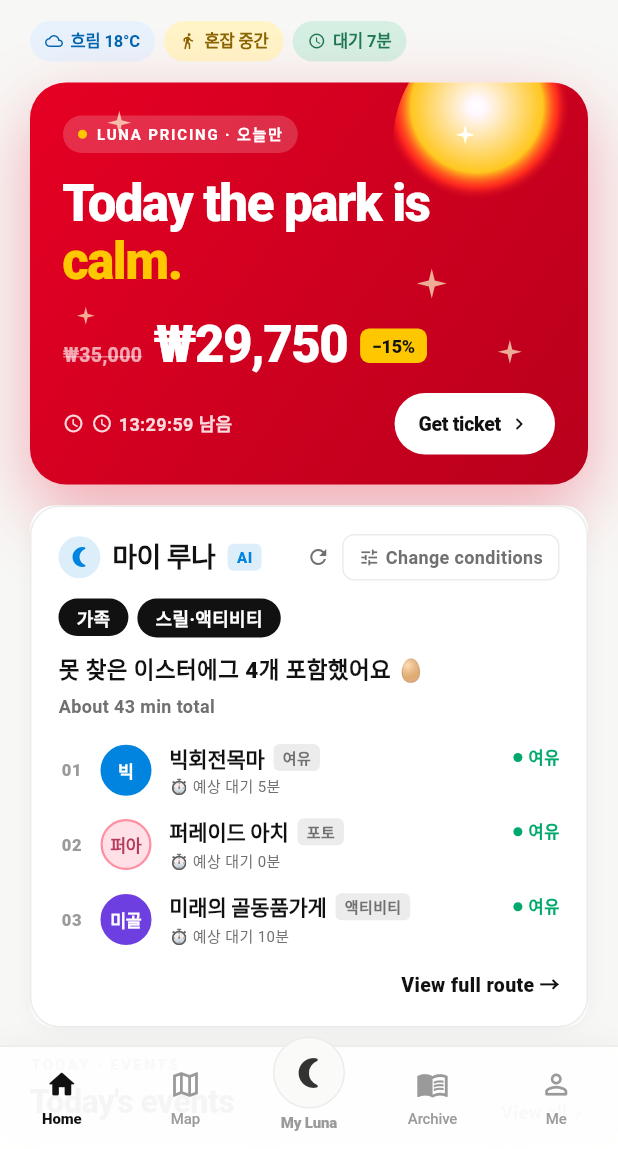
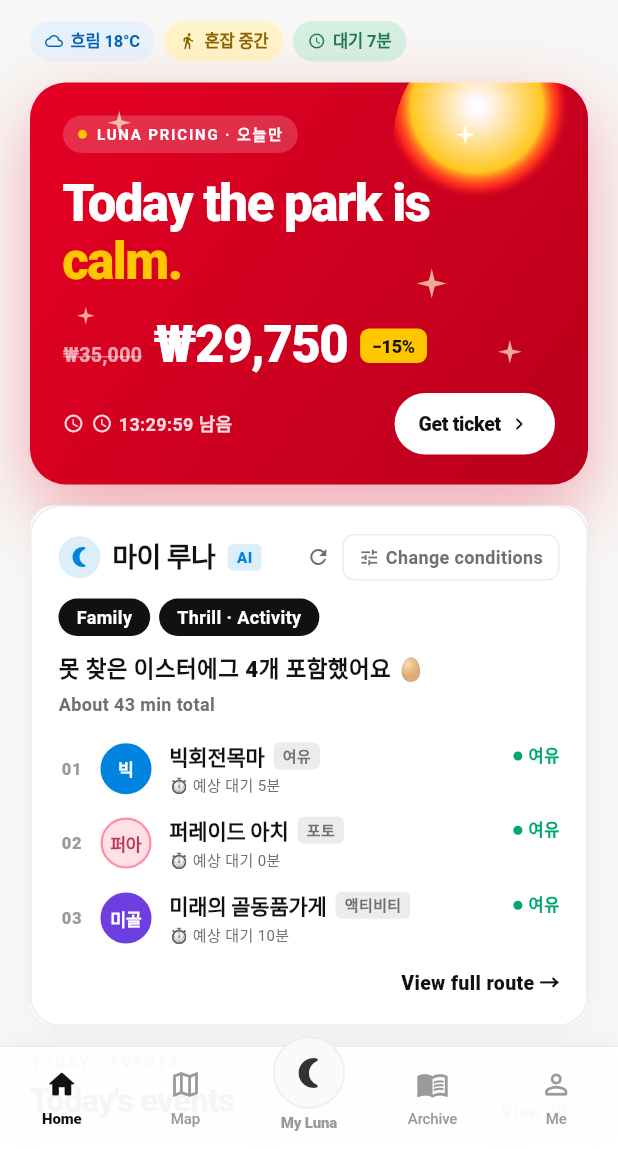
Before and after one commit to 202001381/retrace, a Flutter app: the screen it shows after launch, after a tap on "Skip", on a phone screen of 412 x 824 dp, the part 87-1236 px from its top. Run offline on Flutter 3.47's test engine with Material 3 defaults, Android fonts, the phone set to English and light mode, and no system bars; our stand-ins replace cloud_firestore, firebase_core, flutter_map, geolocator, image_picker, latlong2 and 1 more; accounts and stored records are empty.

Commit message:
Fix companion-sheet locale mismatch + home/myluna recommendation sync
Bug 1 (Companion default mismatch): _companion was hardcoded '가족' and
_style '스릴·액티비티' on init. In English locale the sheet returned
'Family' / 'Thrill · Activity' on confirm but the parent kept the old
Korean strings, so the next companion-sheet open showed wrong initial
selection. Switch _companion/_style to nullable + fall back to current
locale's display labels (l.companion_family / l.style_thrill) at every
read site (sheet init, _MyLunaCard pills).

Bug 2 (Home ↔ MyLuna recommendation desync): MyLuna pushed new routes
into LunaRecommendationStore so Map saw them live, but Home kept its
own _route fetched once at initState. Changing conditions on MyLuna
left Home's preview card on the previous route. Home now subscribes to
the same notifier and re-fetches on every store push, mirroring Map's
pattern.

```diff
--- a/lib/screens/home_screen.dart
+++ b/lib/screens/home_screen.dart
@@ -10,6 +10,7 @@ import '../models/route_response.dart';
 import '../services/analytics_service.dart';
 import '../services/easter_egg_service.dart';
 import '../services/luna_pricing_service.dart';
+import '../services/luna_recommendation_store.dart';
 import '../services/onboarding_service.dart';
 import '../services/route_service.dart';
 import '../services/visit_history_service.dart';
@@ -57,8 +58,9 @@ class _HomeScreenState extends State<HomeScreen> {
   PricingState? _pricing;
   bool _pricingExpired = false;
 
-  String _companion = '가족';
-  String _style = '스릴·액티비티';
+  // Locale 변경에 따라 라벨이 바뀌므로 nullable + 표시 시 fallback.
+  String? _companion;
+  String? _style;
 
   // 7회 연속 탭 → 온보딩 초기화 (숨겨진 디버그 제스처).
   int _logoTapCount = 0;
@@ -94,6 +96,14 @@ class _HomeScreenState extends State<HomeScreen> {
       WidgetsBinding.instance.addPostFrameCallback((_) => _autoOpenPricingIfDue());
     }
     _loadRoute('initial');
+    // 마이루나에서 조건 변경 → store push → 홈 카드도 즉시 갱신.
+    LunaRecommendationStore.instance.notifier.addListener(_onLunaStoreChanged);
+  }
+
+  void _onLunaStoreChanged() {
+    if (!mounted) return;
+    // 마이루나가 새 fetch 했으니 홈도 같은 survey 로 재요청 (호환 routeresponse 변환).
+    _loadRoute('store_push');
   }
 
   Future<void> _loadPricing() async {
@@ -107,6 +117,8 @@ class _HomeScreenState extends State<HomeScreen> {
 
   @override
   void dispose() {
+    LunaRecommendationStore.instance.notifier
+        .removeListener(_onLunaStoreChanged);
     _scrollCtrl.dispose();
     super.dispose();
   }
@@ -289,13 +301,14 @@ class _HomeScreenState extends State<HomeScreen> {
   }
 
   void _openSettingsSheet() {
+    final l = AppL10n.of(context)!;
     showModalBottomSheet(
       context: context,
       isScrollControlled: true,
       backgroundColor: Colors.transparent,
       builder: (_) => CompanionBottomSheet(
-        initialCompanion: _companion,
-        initialStyle: _style,
+        initialCompanion: _companion ?? l.companion_family,
+        initialStyle: _style ?? l.style_thrill,
         onConfirm: (c, s) async {
           final newSurvey = await _applyCompanionToSurvey(c, s);
           if (!mounted) return;
@@ -450,8 +463,8 @@ class _HomeScreenState extends State<HomeScreen> {
               const SizedBox(height: 14),
             // 4. 마이 루나 카드
             _MyLunaCard(
-              companion: _companion,
-              style: _style,
+              companion: _companion ?? AppL10n.of(context)!.companion_family,
+              style: _style ?? AppL10n.of(context)!.style_thrill,
               surveyLabel: _surveyLabelOf(_survey),
               items: _routeItems,
               rationale: _route?.rationale,
--- a/lib/screens/myluna/myluna_screen.dart
+++ b/lib/screens/myluna/myluna_screen.dart
@@ -54,9 +54,10 @@ class _MyLunaScreenState extends State<MyLunaScreen> {
   // 윈도우 만료 버튼 노출 트리거 — 1분마다 재평가.
   Timer? _windowTicker;
 
-  // 사용자가 임의로 선택한 companion/style (CompanionBottomSheet).
-  String _companion = '가족';
-  String _style = '스릴·액티비티';
+  // 사용자가 임의로 선택한 companion/style — locale 변경 시 재계산되도록
+  // build 안에서만 비교. 초기엔 null = 미선택.
+  String? _companion;
+  String? _style;
 
   // 데모 시나리오 (백엔드 연동 전 한정) — null = 기본 추천 로직.
   DemoScenario? _activeScenario;
@@ -244,13 +245,14 @@ class _MyLunaScreenState extends State<MyLunaScreen> {
   }
 
   void _openCompanionSheet() {
+    final l = AppL10n.of(context)!;
     showModalBottomSheet(
       context: context,
       isScrollControlled: true,
       backgroundColor: Colors.transparent,
       builder: (_) => CompanionBottomSheet(
-        initialCompanion: _companion,
-        initialStyle: _style,
+        initialCompanion: _companion ?? l.companion_family,
+        initialStyle: _style ?? l.style_thrill,
         onConfirm: (c, s) async {
           final newSurvey = await _applyCompanionToSurvey(c, s);
           if (!mounted) return;
```
